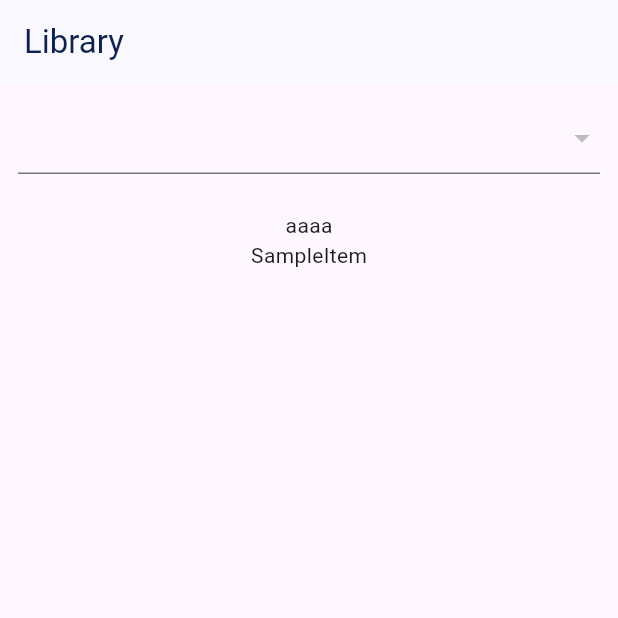
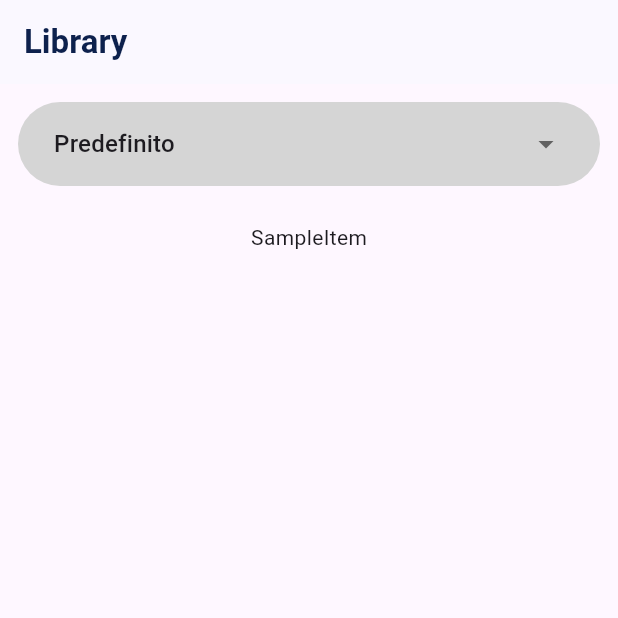
Before and after one commit to AleTornesello/My-Shelf-Journey, a Flutter app: the screen it shows after launch, on a phone screen of 412 x 824 dp, the top half of it. Run offline on Flutter 3.47's test engine with Material 3 defaults, Android fonts, the phone set to English and light mode, and no system bars; generated files the repository leaves out were written again.

Commit message:
feat: create widget for dropdown

```diff
--- a/lib/src/core/localization/app_en.arb
+++ b/lib/src/core/localization/app_en.arb
@@ -4,5 +4,6 @@
   "@appTitle": {
     "description": "The title of the application"
   },
-  "booksListViewTitle": "Library"
+  "booksListViewTitle": "Library",
+  "categoryDropdownLabel": "Categories"
 }
--- a/lib/src/core/localization/app_it.arb
+++ b/lib/src/core/localization/app_it.arb
@@ -4,5 +4,6 @@
   "@appTitle": {
     "description": "The title of the application"
   },
-  "booksListViewTitle": "Libreria"
+  "booksListViewTitle": "Libreria",
+  "categoryDropdownLabel": "Categorie"
 }
--- a/lib/src/core/theme/theme.dart
+++ b/lib/src/core/theme/theme.dart
@@ -8,6 +8,7 @@ class MsjThemeDataGenerator {
       appBarTheme: Theme.of(context).appBarTheme.copyWith(
             foregroundColor: ColorConstants.primary,
           ),
+
     );
   }
 }
--- a/lib/src/features/books/books_list/presentation/view/books_list_view.dart
+++ b/lib/src/features/books/books_list/presentation/view/books_list_view.dart
@@ -2,6 +2,7 @@ import 'package:flutter/material.dart';
 import 'package:my_shelf_journey_mobile/src/features/books/books_list/presentation/widgets/books_list.dart';
 import 'package:flutter_gen/gen_l10n/app_localizations.dart';
 import 'package:my_shelf_journey_mobile/src/features/skeleton/presentation/widgets/app_bar.dart';
+import 'package:my_shelf_journey_mobile/src/features/skeleton/presentation/widgets/inputs/dropdown.dart';
 
 class BooksListView extends StatelessWidget {
   static const routeName = '/books-list';
@@ -16,24 +17,30 @@ class BooksListView extends StatelessWidget {
       appBar: MsjAppBar(
         AppLocalizations.of(context)!.booksListViewTitle,
       ),
-      body: Column(
+      body: SizedBox(
+        width: double.infinity,
+        child: Column(
           children: [
             Padding(
               padding: const EdgeInsets.all(12.0),
-            child: DropdownButtonFormField(
-              items: const [],
+              child: MsjDropdown<int>(
+                label: AppLocalizations.of(context)!.categoryDropdownLabel,
+                items: [
+                  SelectItem('Predefinito', 0),
+                ],
                 onChanged: (item) {},
+                value: 0,
               ),
             ),
             const SizedBox(
               height: 12,
             ),
-          const Text('aaaa'),
             const Expanded(
               child: BooksList(),
             ),
           ],
         ),
+      ),
     );
   }
 }
--- a/lib/src/features/skeleton/presentation/widgets/app_bar.dart
+++ b/lib/src/features/skeleton/presentation/widgets/app_bar.dart
@@ -4,8 +4,10 @@ class MsjAppBarState extends State<MsjAppBar> {
   @override
   Widget build(BuildContext context) {
     return AppBar(
-      title: Text(widget.title),
-      // foregroundColor: Theme.of(context).primaryColor,
+      title: Text(
+        widget.title,
+        style: const TextStyle(fontWeight: FontWeight.bold),
+      ),
     );
   }
 }
--- /dev/null
+++ b/lib/src/features/skeleton/presentation/widgets/inputs/dropdown.dart
@@ -0,0 +1,51 @@
+import 'package:flutter/material.dart';
+import 'package:my_shelf_journey_mobile/src/core/constants/colors.dart';
+
+class SelectItem<T> {
+  SelectItem(this.label, this.value);
+
+  final String label;
+  final T value;
+}
+
+class MsjDropdown<T> extends StatelessWidget {
+  const MsjDropdown({
+    super.key,
+    required this.label,
+    required this.items,
+    this.value,
+    required this.onChanged,
+  });
+
+  final String label;
+  final List<SelectItem<T>> items;
+  final T? value;
+  final void Function(T?) onChanged;
+
+  @override
+  Widget build(BuildContext context) {
+    return Container(
+      width: double.infinity,
+      padding: const EdgeInsets.symmetric(
+        horizontal: 24,
+        vertical: 4,
+      ),
+      decoration: BoxDecoration(
+        color: ColorConstants.gray200,
+        borderRadius: BorderRadius.circular(100),
+      ),
+      child: DropdownButtonHideUnderline(
+        child: DropdownButton<T>(
+          value: value,
+          items: items.map((SelectItem<T> item) {
+            return DropdownMenuItem<T>(
+              value: item.value,
+              child: Text(item.label),
+            );
+          }).toList(),
+          onChanged: onChanged,
+        ),
+      ),
+    );
+  }
+}
```
Lines whose indentation alone changed are shown as unchanged.
